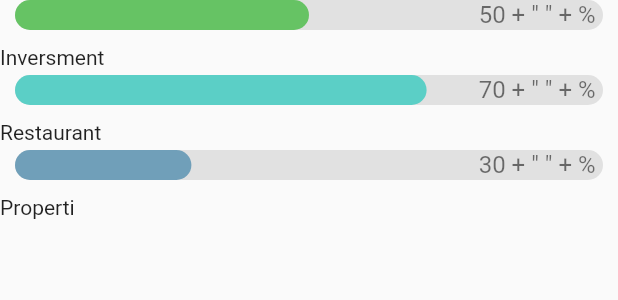
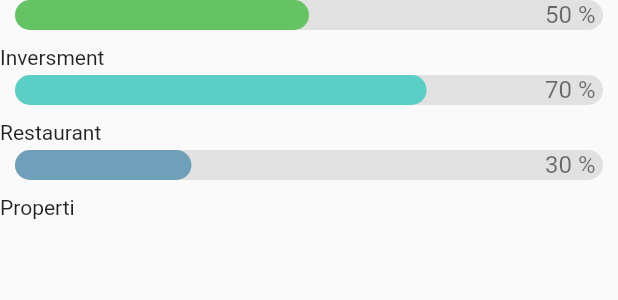
Before and after one commit to nanangpratama99/dompet-app, a Flutter app: the BuildListProgresItem widget shown alone on an empty page, opened directly, on a phone screen of 412 x 824 dp. Shown: the top 300 px of the screen. Run offline on Flutter 3.47's test engine with Material 2 defaults, Android fonts, the light colour scheme and no system bars; drawn by our look-alikes of getwidget; our stand-ins replace flutter_svg.

Commit message:
fix conflic

```diff
--- a/dompet/lib/main.dart
+++ b/dompet/lib/main.dart
@@ -1,4 +1,4 @@
-import 'package:dompet/screen/widgets/home/home_screen.dart';
+import 'package:dompet/pages/home/home_screen.dart';
 import 'package:flutter/material.dart';
 
 void main() {
--- a/dompet/lib/screen/widgets/home/widgets/card_spendings.dart
+++ b/dompet/lib/pages/home/widgets/card_spendings.dart
@@ -1,6 +1,6 @@
-import 'package:dompet/screen/widgets/home/widgets/head_spend_title.dart';
-import 'package:dompet/screen/widgets/home/widgets/spend_button.dart';
-import 'package:dompet/screen/widgets/list_progres_item.dart';
+import 'package:dompet/pages/home/widgets/head_spend_title.dart';
+import 'package:dompet/pages/home/widgets/spend_button.dart';
+import 'package:dompet/pages/home/widgets/list_progres_item.dart';
 import 'package:flutter/material.dart';
 
 import '../../../../constant/constant.dart';
--- a/dompet/lib/screen/widgets/home/widgets/list_progres_item.dart
+++ b/dompet/lib/pages/home/widgets/list_progres_item.dart
@@ -29,7 +29,7 @@ class BuildListProgresItem extends StatelessWidget {
                   child: Padding(
                     padding: const EdgeInsets.only(right: 5),
                     child: Text(
-                      '${(progressData[index].percentage * 100).round()} + " " + %',
+                      '${(progressData[index].percentage * 100).round()} %',
                       textAlign: TextAlign.end,
                       style: const TextStyle(
                         fontSize: 16,
--- a/dompet/lib/screen/widgets/home/widgets/quick_transfer.dart
+++ b/dompet/lib/pages/home/widgets/quick_transfer.dart
@@ -1,4 +1,4 @@
-import 'package:dompet/screen/widgets/home/widgets/custom_circleavatar.dart';
+import 'package:dompet/pages/home/widgets/custom_circleavatar.dart';
 import 'package:flutter/material.dart';
 
 import '/../../constant/constant.dart';
```
Also changed, not shown: dompet/lib/pages/home/home_screen.dart (renamed from dompet/lib/screen/widgets/home/home_screen.dart, +6 -6 lines), dompet/lib/pages/home/widgets/app_bar.dart (renamed from dompet/lib/screen/widgets/home/widgets/app_bar.dart), dompet/lib/pages/home/widgets/card_overview.dart (renamed from dompet/lib/screen/widgets/home/widgets/card_overview.dart), dompet/lib/pages/home/widgets/custom_circleavatar.dart (renamed from dompet/lib/screen/widgets/home/widgets/custom_circleavatar.dart), dompet/lib/pages/home/widgets/custom_drawer.dart (renamed from dompet/lib/screen/widgets/home/widgets/custom_drawer.dart), dompet/lib/pages/home/widgets/head_spend_title.dart (renamed from dompet/lib/screen/widgets/home/widgets/head_spend_title.dart), dompet/lib/pages/home/widgets/insight.dart (renamed from dompet/lib/screen/widgets/home/widgets/insight.dart), dompet/lib/pages/home/widgets/invoice_card.dart (renamed from dompet/lib/screen/widgets/home/widgets/invoice_card.dart), dompet/lib/pages/home/widgets/notification.dart (renamed from dompet/lib/screen/widgets/home/widgets/notification.dart), dompet/lib/pages/home/widgets/spend_button.dart (renamed from dompet/lib/screen/widgets/home/widgets/spend_button.dart).
